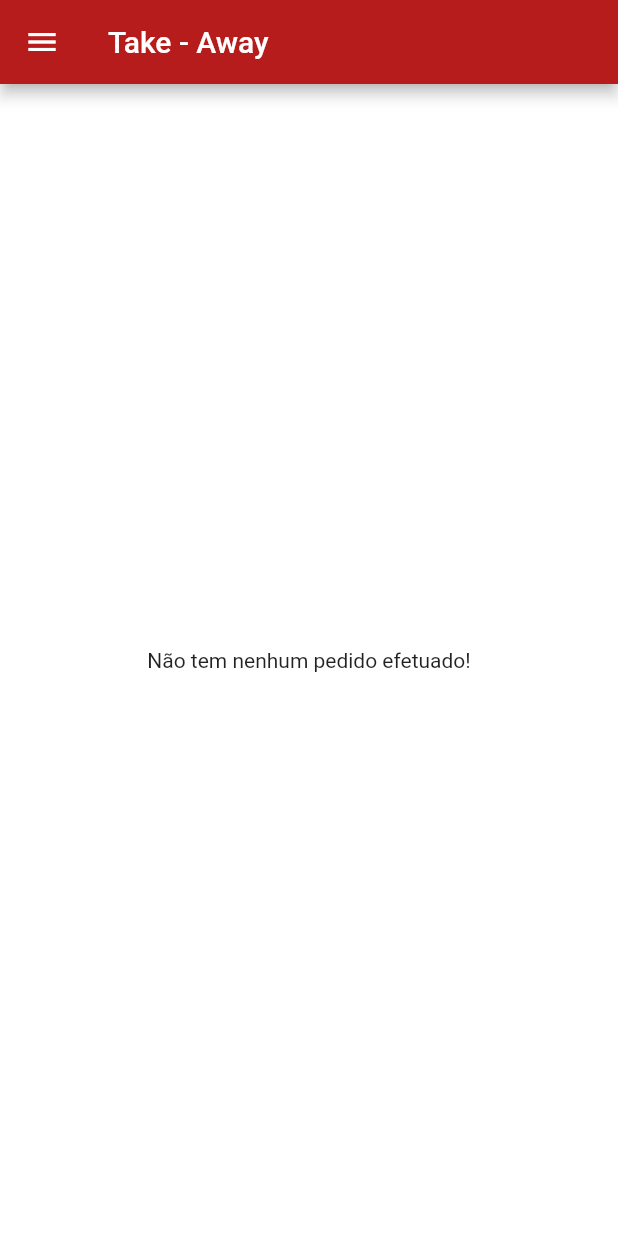
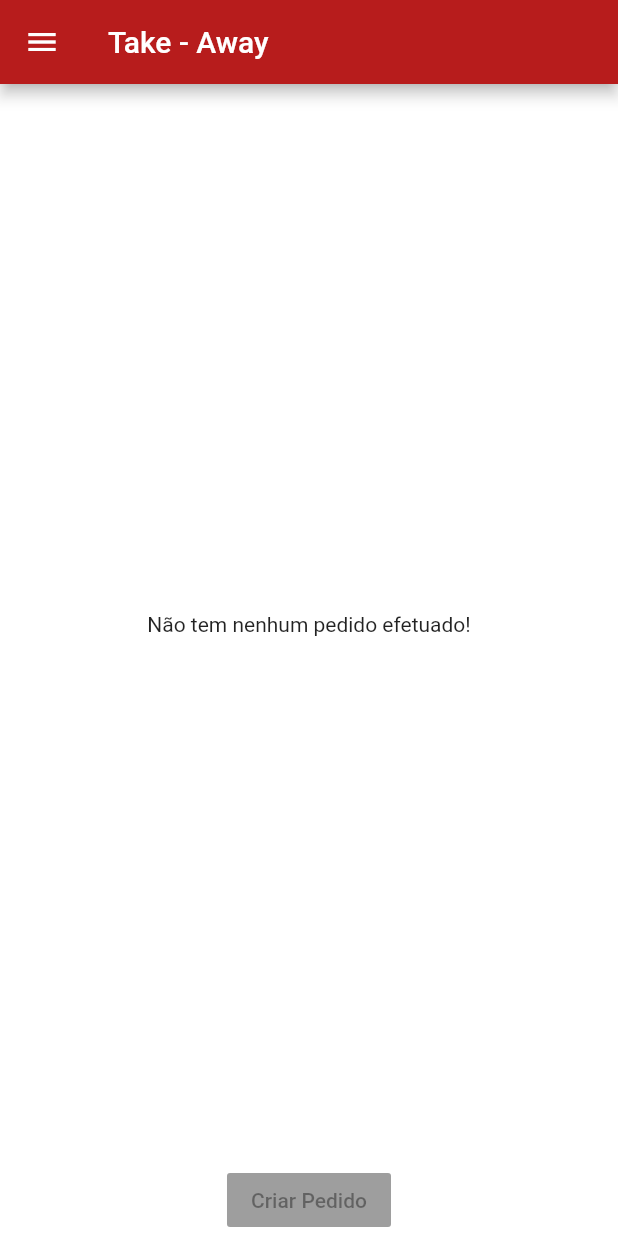
Before and after one commit to mapinheiro/IHC, a Flutter app: the Takeaway screen opened by its route, on a phone screen of 412 x 824 dp. Run offline on Flutter 3.47's test engine with Material 2 defaults, Android fonts, the phone set to English and light mode, and no system bars; statements that could not run were skipped.

Commit message:
Takeaway Page changes

```diff
--- a/nova/lib/screens/takeaway.dart
+++ b/nova/lib/screens/takeaway.dart
@@ -27,9 +27,24 @@ class Takeaway extends StatelessWidget {
               new Column(
                 mainAxisAlignment: MainAxisAlignment.center,
                 children: <Widget>[
+                  Spacer(flex:1),
                   new Text('Não tem nenhum pedido efetuado!'),
-            ],
-          )
+                  Spacer(flex:1),
+                  new RaisedButton(
+                      onPressed: null,
+                      child: Container(
+                        decoration: const BoxDecoration(
+                          color: Colors.grey
+
+                        ),
+                        child: const Text('Criar Pedido'),
+                      ),
+
+
+
+                  ),
+                 ],
+          ),
         ],
       ),
     );
```
